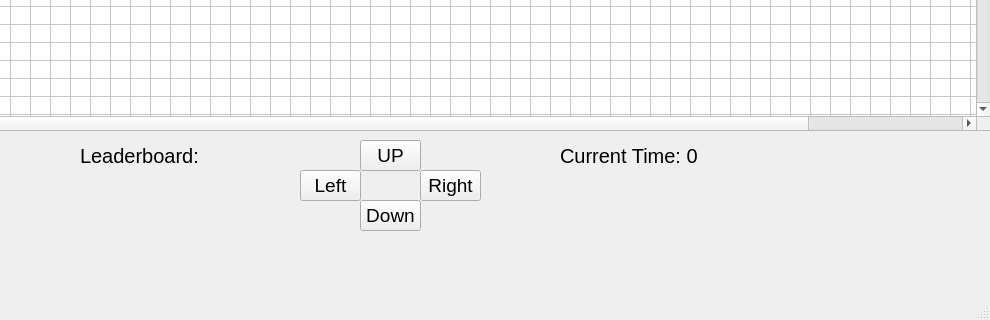
cmaul25/CIST-1620-Final-Project-2, file maze-game-gui.ui: the form before one commit; both pictures show x 210 to 1200 and y 480 to 800 of the 1200 by 800 pixel window.
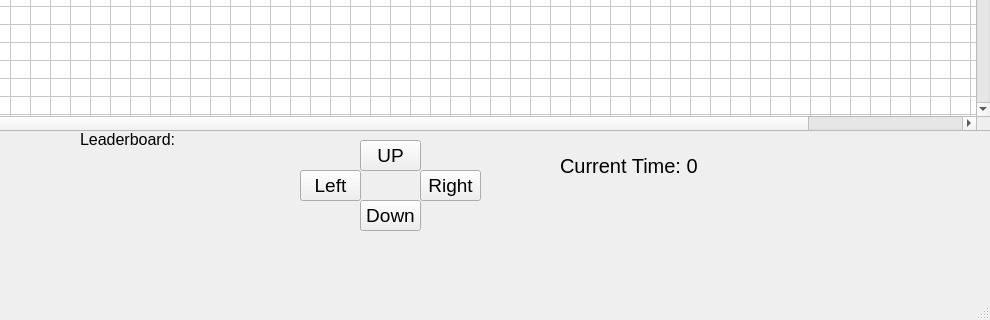
The form after the commit.

```diff
--- a/maze-game-gui.ui
+++ b/maze-game-gui.ui
@@ -307,25 +307,28 @@
     <property name="geometry">
      <rect>
       <x>290</x>
-      <y>620</y>
+      <y>610</y>
       <width>181</width>
-      <height>31</height>
+      <height>141</height>
      </rect>
     </property>
     <property name="font">
      <font>
-      <pointsize>15</pointsize>
+      <pointsize>12</pointsize>
      </font>
     </property>
     <property name="text">
      <string>Leaderboard:</string>
     </property>
+    <property name="alignment">
+     <set>Qt::AlignLeading|Qt::AlignLeft|Qt::AlignTop</set>
+    </property>
    </widget>
    <widget class="QLabel" name="CurrentTime">
     <property name="geometry">
      <rect>
       <x>770</x>
-      <y>620</y>
+      <y>630</y>
       <width>301</width>
       <height>31</height>
      </rect>
```
